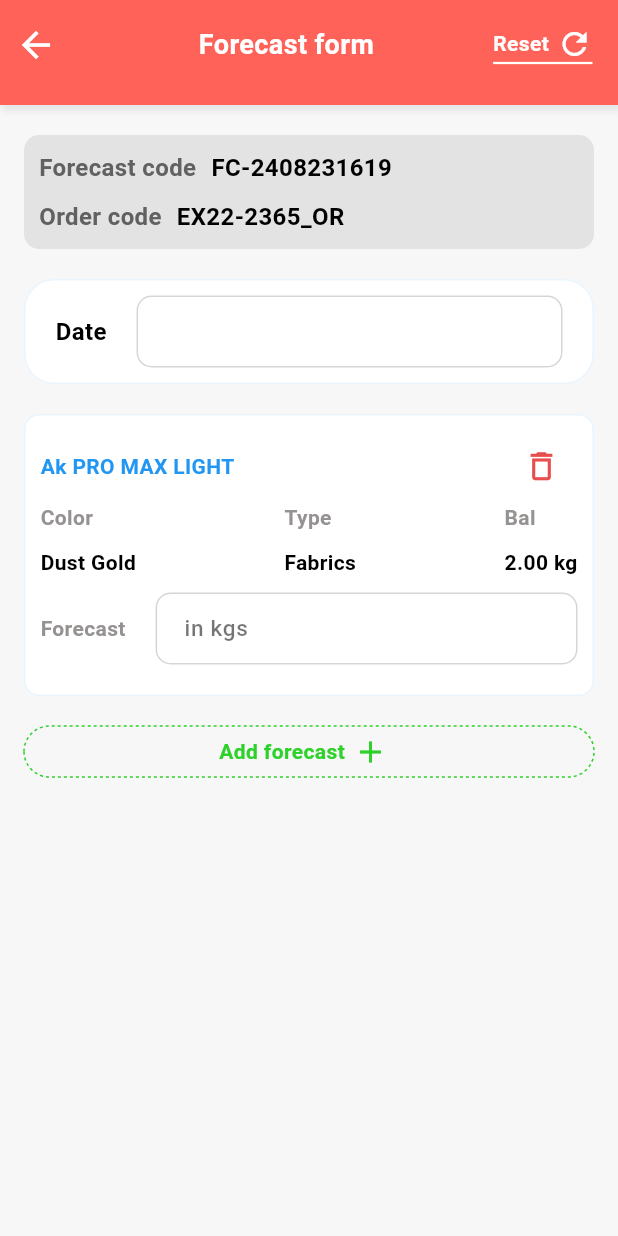
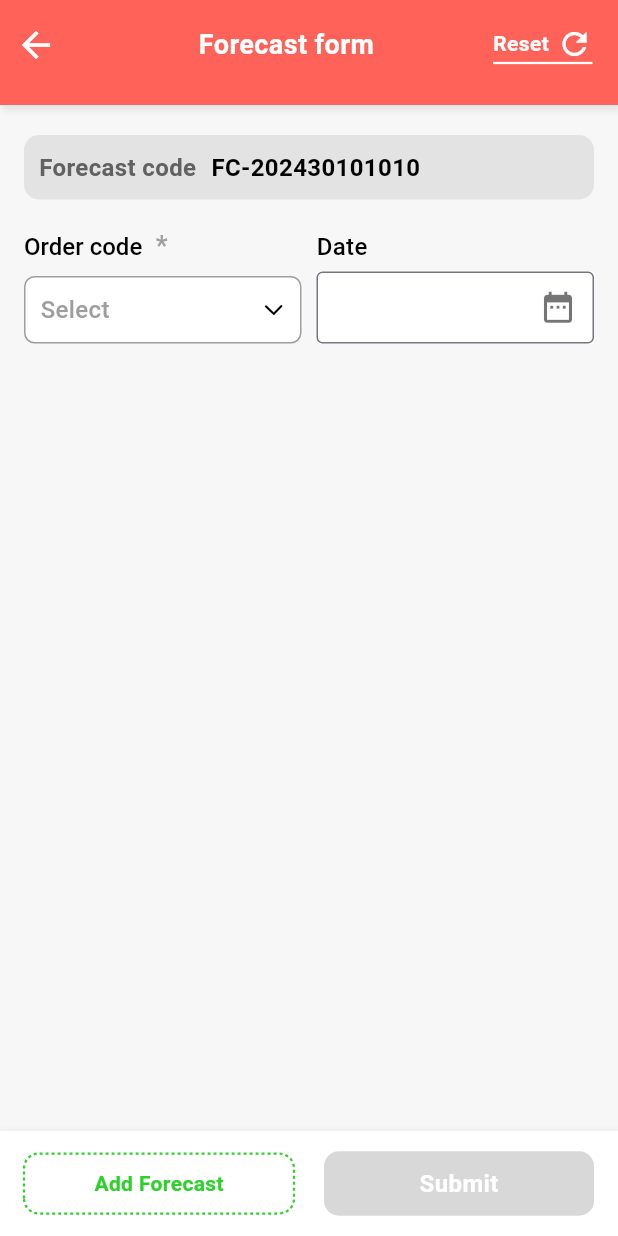
Before and after one commit to ashishratz007/jog_inventory, a Flutter app: the AddForecastScreen screen opened by its route, on a phone screen of 412 x 824 dp. Run offline on Flutter 3.47's test engine with Material 3 defaults, Android fonts, the phone set to English and light mode, and no system bars; our stand-ins replace cached_network_image, device_info_plus, dio, file_picker, firebase_core, firebase_crashlytics and 13 more; missing offline and left inert: barcode_scan2, dart:ffi; accounts and stored records are empty; Roboto replaces fonts that are missing (Montserrat).

Commit message:
changed name for the common functions

```diff
--- a/lib/common/utils/date_time_picker.dart
+++ b/lib/common/utils/date_time_picker.dart
@@ -14,7 +14,7 @@ Future<DateTime?> SelectDateTime(BuildContext context) async {
 }
 
 class DateTimePickerField extends StatefulWidget {
-  final String labelText;
+  final String? labelText;
   final String? hintText;
   final TextEditingController? controller;
   final EdgeInsets padding;
@@ -31,7 +31,7 @@ class DateTimePickerField extends StatefulWidget {
   final String? Function(DateTime?)? formatDate;
 
   DateTimePickerField({
-    required this.labelText,
+    this.labelText,
     this.hintText,
     this.controller,
     this.padding = const EdgeInsets.only(left: 10, right: 10, top: 5, bottom: 5),
@@ -73,12 +73,13 @@ class _DateTimePickerFieldState extends State<DateTimePickerField> {
       child: Column(
         crossAxisAlignment: CrossAxisAlignment.start,
         children: [
-          Text(
-            widget.labelText,
+         if( widget.labelText != null)...[
+           Text(
+            widget.labelText!,
             textAlign: TextAlign.start,
             style: appTextTheme.bodyMedium,
           ),
-          SizedBox(height: 10),
+          gap(space: 5)],
           Container(
             color: Colors.white,
             child: TextFormField(
--- /dev/null
+++ b/lib/modules/forecast/controllers/form.dart
@@ -0,0 +1,73 @@
+import 'package:intl/intl.dart';
+import 'package:jog_inventory/modules/forecast/models/forecast_form.dart';
+import 'package:jog_inventory/modules/forecast/models/forecast_item.dart';
+import 'package:jog_inventory/modules/material/models/search.dart';
+import '../../../common/exports/main_export.dart';
+
+class ForecastFormController extends GetxController {
+  RxBool isLoading = false.obs;
+  RxBool isBusy = false.obs;
+  String usedCode = 'FC-${DateFormat('ymdHM').format(DateTime.now())}';
+  OrderCodeData? orderCode;
+  ForecastFormModel formData = ForecastFormModel();
+  var formKey = GlobalKey<FormState>();
+  RxList<ForeCastFormItem> items = <ForeCastFormItem>[].obs;
+
+  @override
+  void onInit() {
+    //
+    super.onInit();
+  }
+
+  @override
+  void onReady() {
+    super.onReady();
+  }
+
+  /// functions
+  addItems(List<ForeCastFormItem> value) {
+    items.addAll(value);
+    items.refresh();
+  }
+
+  /// api calls
+  submitForm() {
+    if (formKey.currentState?.validate() ?? false) {
+      formKey.currentState?.save();
+      if (orderCode == null) {
+        errorSnackBar(message: "Select order Code");
+        return;
+      }
+      formData.forecastCode = usedCode;
+      formData.forecastOrder = orderCode?.orderTitle;
+      formData.rowUsed = items.map((i) => i.forecast!).toList();
+      formData.rowTypeId = items.map((i) => "1").toList();
+      formData.rowCatId =
+          items.map((i) => i.material.catId!.toString()).toList();
+      formData.rowSelectColorId = items.map((i) => i.color.color_id!).toList();
+      formData.rowSelectColor = items.map((i) => i.color.fabricColor!).toList();
+      formData.rowUnit = items.map((i) => "3").toList();
+      isBusy.value = true;
+      formData.create().then((val) {
+        isBusy.value = false;
+
+        Get.back();
+        successSnackBar(message: "Forecast added successfully");
+      }).onError((error, trace) {
+        isBusy.value = false;
+        errorSnackBar(message: "Unable to save data try again.");
+      });
+    }
+  }
+
+  /// get and register controller
+  static ForecastFormController getController() {
+    var isRegistered = Get.isRegistered<ForecastFormController>();
+    if (isRegistered) {
+      return Get.find<ForecastFormController>();
+    }
+    return Get.put<ForecastFormController>(ForecastFormController());
+  }
+
+  /// api calls
+}
--- /dev/null
+++ b/lib/modules/forecast/models/forecast_form.dart
@@ -0,0 +1,44 @@
+
+import 'package:jog_inventory/common/base_model/base_model.dart';
+
+class ForecastFormModel extends BaseModel {
+  @override
+  String get endPoint => "/api/addForecast";
+
+
+  String? forecastCode;
+  String? forecastOrder;
+  String? forecastDate;
+  List<String>? rowUsed;
+  List<String>? rowTypeId;
+  List<String>? rowCatId;
+  List<String>? rowSelectColorId;
+  List<String>? rowSelectColor;
+  List<String>? rowUnit;
+
+  ForecastFormModel({
+    this.forecastCode,
+    this.forecastOrder,
+    this.forecastDate,
+    this.rowUsed,
+    this.rowTypeId,
+    this.rowCatId,
+    this.rowSelectColorId,
+    this.rowSelectColor,
+    this.rowUnit,
+  });
+
+  Map<String, dynamic> toJson() {
+    final Map<String, dynamic> data = <String, dynamic>{};
+    data['forecast_code'] = forecastCode;
+    data['forecast_order'] = forecastOrder;
+    data['forecast_date'] = forecastDate;
+    data['row_used'] = rowUsed;
+    data['row_type_id'] = rowTypeId;
+    data['row_cat_id'] = rowCatId;
+    data['row_select_color_id'] = rowSelectColorId;
+    data['row_select_color'] = rowSelectColor;
+    data['row_unit'] = rowUnit;
+    return data;
+  }
+}
--- /dev/null
+++ b/lib/modules/forecast/models/forecast_item.dart
@@ -0,0 +1,15 @@
+
+import 'package:jog_inventory/modules/material/models/fabric.dart';
+
+class ForeCastFormItem {
+  FabricCategoryModel material;
+  FabricColorModel color;
+  int? box;
+  String? balance ;
+  String? forecast;
+  ForeCastFormItem(
+      {required this.material,
+        required this.color,
+        this.box,
+        this.balance,this.forecast,});
+}
--- a/lib/modules/forecast/screens/addforecast_screen.dart
+++ b/lib/modules/forecast/screens/addforecast_screen.dart
@@ -1,6 +1,10 @@
-import 'package:flutter/cupertino.dart';
+import 'package:jog_inventory/common/utils/date_time_picker.dart';
 import 'package:jog_inventory/common/utils/dotted_border.dart';
-
+import 'package:jog_inventory/common/utils/validation.dart';
+import 'package:jog_inventory/modules/forecast/controllers/form.dart';
+import 'package:jog_inventory/modules/forecast/models/forecast_item.dart';
+import 'package:jog_inventory/modules/forecast/widgets/add_fabric.dart';
+import 'package:jog_inventory/modules/material/models/search.dart';
 import '../../../common/exports/main_export.dart';
 
 class AddForecastScreen extends StatefulWidget {
@@ -11,6 +15,9 @@ class AddForecastScreen extends StatefulWidget {
 }
 
 class _AddForecastScreenState extends State<AddForecastScreen> {
+  ForecastFormController get controller =>
+      ForecastFormController.getController();
+
   @override
   Widget build(BuildContext context) {
     return CustomAppBar(
@@ -29,12 +36,15 @@ class _AddForecastScreenState extends State<AddForecastScreen> {
           /// Todo
         },
       )),
+      bottomNavBar: bottomNavBar(),
     );
   }
 
   Widget body(BuildContext context) {
     return SingleChildScrollView(
       padding: AppPadding.pagePadding,
+      child: Form(
+        key: controller.formKey,
         child: Column(
           crossAxisAlignment: CrossAxisAlignment.start,
           children: [
@@ -45,14 +55,13 @@ class _AddForecastScreenState extends State<AddForecastScreen> {
             selectDateWidget(),
             gap(),
 
-          itemTileWidget(),
-          gap(),
-          addForecastButton(),
+            displayItems(),
 
             /// safe area bottom
             gap(),
             safeAreaBottom(context),
           ],
+        ),
       ),
     );
   }
@@ -73,24 +82,61 @@ class _AddForecastScreenState extends State<AddForecastScreen> {
                     style: appTextTheme.labelMedium
                         ?.copyWith(color: Colors.grey.shade700)),
                 gap(space: 10),
-                Text("FC-2408231619", style: appTextTheme.labelMedium),
+                Text(controller.usedCode, style: appTextTheme.labelMedium),
               ],
             ),
-            gap(space: 10),
-            Row(
-              children: [
-                Text("Order code",
-                    style: appTextTheme.labelMedium
-                        ?.copyWith(color: Colors.grey.shade700)),
-                gap(space: 10),
-                Text("EX22-2365_OR", style: appTextTheme.labelMedium),
-              ],
-            ),
+            // gap(space: 10),
+            // Row(
+            //   children: [
+            //     Text("Order code",
+            //         style: appTextTheme.labelMedium
+            //             ?.copyWith(color: Colors.grey.shade700)),
+            //     gap(space: 10),
+            //     Text("EX22-2365_OR", style: appTextTheme.labelMedium),
+            //   ],
+            // ),
           ],
         ));
   }
 
   Widget selectDateWidget() {
+    return Row(
+      children: [
+        Expanded(
+          child: PrimaryFieldMenuWithLabel<OrderCodeData>(
+              items: [],
+              allowSearch: true,
+              allowMultiSelect: false,
+              validate: (val) {
+                if (val == null) {
+                  validation.validateEmptyField(null);
+                } else {
+                  return null;
+                }
+              },
+              searchApi: searchCodesMenuItems,
+              fromApi: () async {
+                return searchCodesMenuItems("");
+              },
+              onChanged: (value) {
+                controller.orderCode = value?.firstOrNull?.value;
+              },
+              labelText: Strings.orderCode,
+              hintText: "Select"),
+        ),
+        gap(space: 10),
+        Expanded(
+          child: DateTimePickerField(
+              labelText: "Date",
+              validation: validation.validateEmptyField,
+              onChanged: (value) {},
+              onSaved: (String? value) {
+                controller.formData.forecastDate = value;
+              }),
+        ),
+      ],
+    );
+
     return Container(
       padding: AppPadding.inner,
       decoration: BoxDecoration(
@@ -103,14 +149,26 @@ class _AddForecastScreenState extends State<AddForecastScreen> {
           gap(space: 10),
           Text("Date", style: appTextTheme.titleMedium),
           gap(),
-          Expanded(child: PrimaryTextField(radius: 10)),
+          Expanded(
+            child: DateTimePickerField(
+                validation: validation.validateEmptyField,
+                onChanged: (value) {},
+                onSaved: (String? value) {}),
+          ),
           gap(space: 10),
         ],
       ),
     );
   }
 
-  Widget itemTileWidget() {
+  Widget displayItems() {
+    return Obx(() => displayListBuilder<ForeCastFormItem>(
+        items: controller.items,
+        builder: (item, index) => itemTileWidget(item),
+        showGap: true));
+  }
+
+  Widget itemTileWidget(ForeCastFormItem item) {
     return Container(
       padding: AppPadding.inner,
       decoration: BoxDecoration(
@@ -123,7 +181,7 @@ class _AddForecastScreenState extends State<AddForecastScreen> {
           Row(
             mainAxisAlignment: MainAxisAlignment.spaceBetween,
             children: [
-              Text("Ak PRO MAX LIGHT",
+              Text(item.material.catNameEn ?? "",
                   style: appTextTheme.titleSmall
                       ?.copyWith(color: Colours.primaryText)),
               IconButton(
@@ -135,9 +193,9 @@ class _AddForecastScreenState extends State<AddForecastScreen> {
           Row(
             mainAxisAlignment: MainAxisAlignment.spaceBetween,
             children: [
-              displayTitleSubtitle("Color", "Dust Gold"),
+              displayTitleSubtitle("Color", item.color.fabricColor ?? "_"),
               displayTitleSubtitle("Type", "Fabrics"),
-              displayTitleSubtitle("Bal", "2.00 kg"),
+              displayTitleSubtitle("Bal", "${item.balance ?? "_"} kg"),
             ],
           ),
           gap(space: 10),
@@ -147,7 +205,15 @@ class _AddForecastScreenState extends State<AddForecastScreen> {
                   style: appTextTheme.titleSmall
                       ?.copyWith(color: Colours.greyLight)),
               gap(),
-              Expanded(child: PrimaryTextField(radius: 10, hintText: "in kgs"))
+              Expanded(
+                  child: PrimaryTextField(
+                      radius: 10,
+                      hintText: "in kgs",
+                      initialValue: item.forecast,
+                      validator: validation.validateEmptyField,
+                      onSaved: (val) {
+                        item.forecast = val;
+                      }))
             ],
           ),
           gap(space: 10),
@@ -182,7 +248,9 @@ class _AddForecastScreenState extends State<AddForecastScreen> {
           mainAxisAlignment: MainAxisAlignment.center,
           children: [
             TextButtonWidget(
-                onTap: () {},
+                onTap: () {
+                  openForeCastAddFabricPopup(controller.addItems);
+                },
                 color: Colours.green,
                 title: "Add forecast",
                 trailing: Icon(
@@ -193,7 +261,46 @@ class _AddForecastScreenState extends State<AddForecastScreen> {
         ));
   }
 
-  Widget bottomNavBar(){
-    return Container();
+  Widget bottomNavBar() {
+    return Obx(
+      () => Container(
+        color: Colours.white,
+        child: Row(
+          children: [
+            Expanded(
+              child: InkWell(
+                onTap: () {
+                  openForeCastAddFabricPopup(controller.addItems);
+                },
+                child: DottedBorderContainer(
+                    borderColor: Colours.green,
+                    padding: AppPadding.inner,
+                    gap: 2,
+                    borderWidth: 1.5,
+                    // decoration: BoxDecoration(
+                    //   borderRadius: BorderRadius.circular(10),
+                    // ),
+                    borderRadius: BorderRadius.circular(10),
+                    child: Center(
+                        child: Text("Add Forecast",
+                            style: appTextTheme.titleSmall
+                                ?.copyWith(color: Colours.green)))),
+              ),
+            ),
+            gap(),
+            Expanded(
+                child: Obx(
+              () => PrimaryButton(
+                  isEnable: controller.items.length > 0,
+                  title: "Submit",
+                  isBusy: controller.isBusy.value,
+                  onTap: controller.submitForm,
+                  radius: 10,
+                  color: Colours.greenLight),
+            ))
+          ],
+        ),
+      ),
+    );
   }
 }
--- a/lib/modules/material/models/fabric.dart
+++ b/lib/modules/material/models/fabric.dart
@@ -197,12 +197,14 @@ class FabricColorModel extends BaseModel {
   String get endPoint => "/api/get-feb-color";
 
   String? fabricColor;
+  String? color_id;
 
-  FabricColorModel({this.fabricColor});
+  FabricColorModel({this.fabricColor, this.color_id});
 
   factory FabricColorModel.fromJson(Map<String, dynamic> json) {
     return FabricColorModel(
       fabricColor: json['fabric_color'],
+      color_id: "${json['color_id']}",
     );
   }
 
--- a/lib/modules/stock_in/screens/form.dart
+++ b/lib/modules/stock_in/screens/form.dart
@@ -1,5 +1,3 @@
-import 'dart:ffi';
-
 import 'package:jog_inventory/common/utils/date_formater.dart';
 import 'package:jog_inventory/common/utils/date_time_picker.dart';
 import 'package:jog_inventory/common/utils/dotted_border.dart';
```
Also changed, not shown: lib/modules/forecast/widgets/add_fabric.dart (added, +177 -0 lines). Lines whose indentation alone changed are shown as unchanged.
